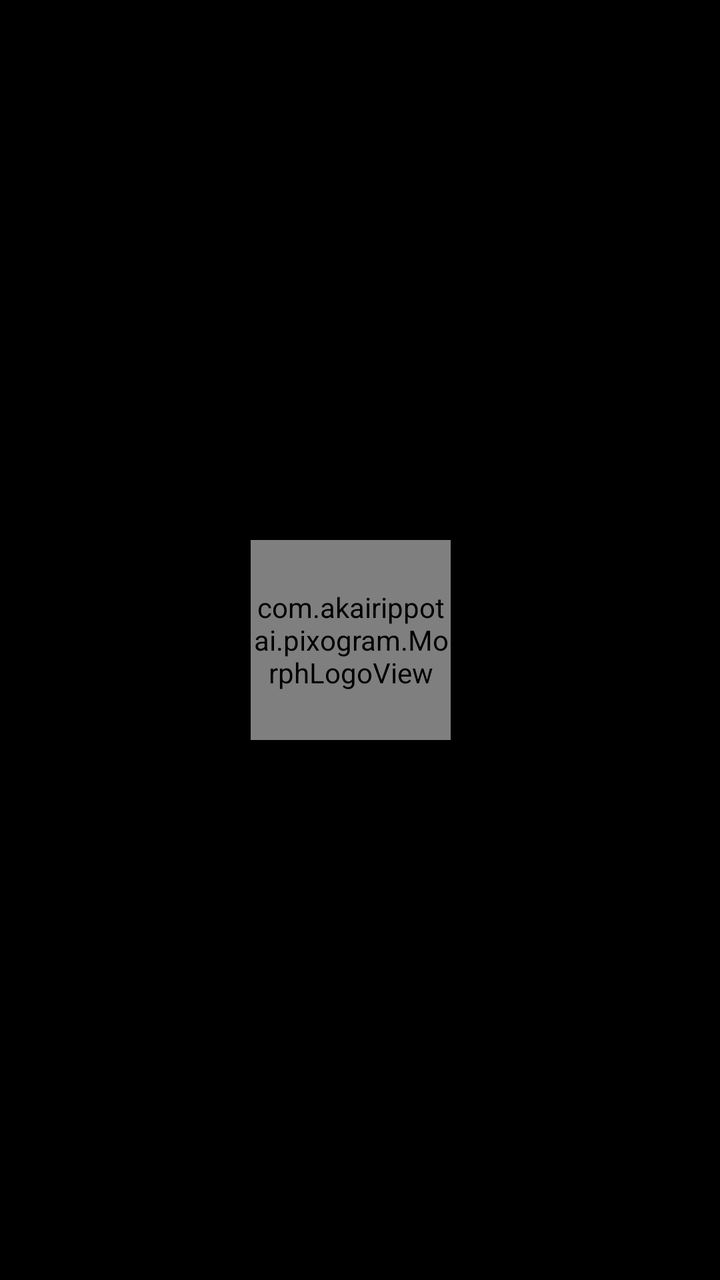
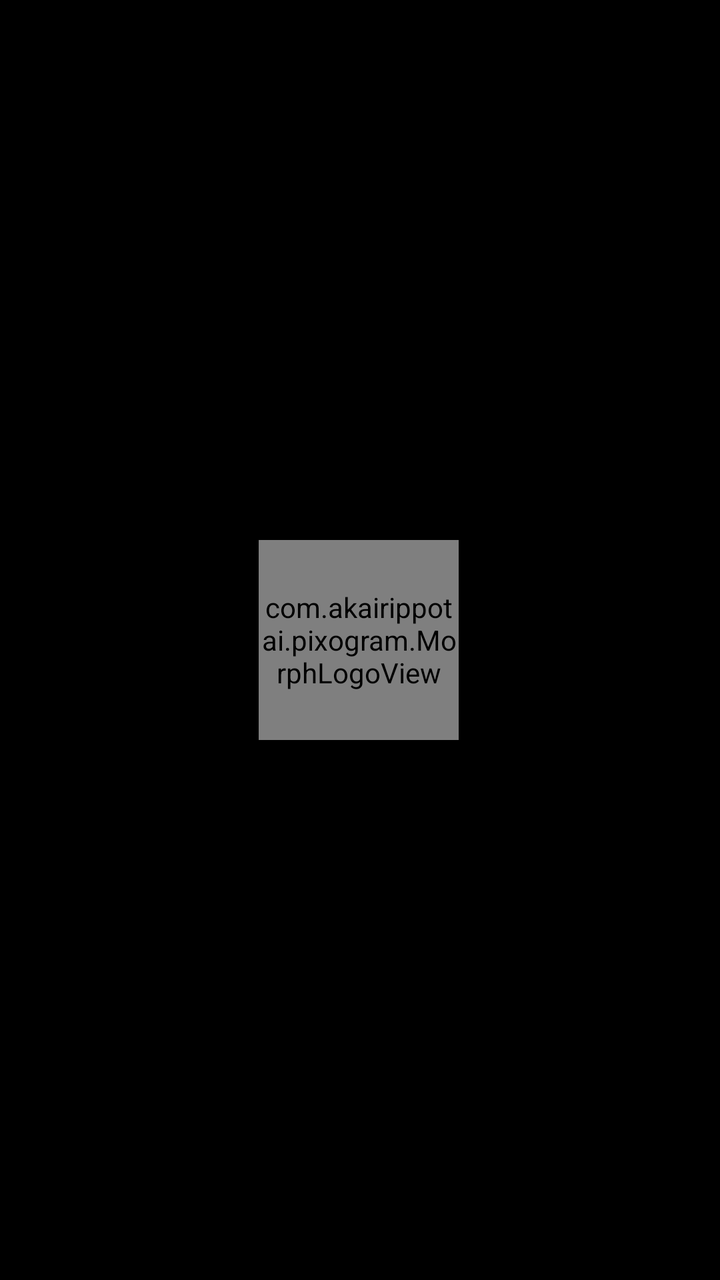

Before-and-after screenshots of an Android layout around one commit, followed by the original layout XML and the change that was made.
<!-- AndroidManifest.xml: activity theme Theme.RedCubeIntro -->
<!-- res/layout/activity_splash.xml -->
<?xml version="1.0" encoding="utf-8"?>
<LinearLayout xmlns:android="http://schemas.android.com/apk/res/android"
    android:layout_width="match_parent"
    android:layout_height="match_parent"
    android:background="@color/black"
    android:gravity="center"
    android:orientation="horizontal">

    <TextView
        android:id="@+id/textRed"
        android:layout_width="wrap_content"
        android:layout_height="wrap_content"
        android:fontFamily="sans-serif-black"
        android:text="red"
        android:textColor="@color/gray"
        android:textSize="48sp"
        android:textStyle="bold"
        android:alpha="0" />

    <com.akairippotai.pixogram.MorphLogoView
        android:id="@+id/morphLogo"
        android:layout_width="100dp"
        android:layout_height="100dp"
        android:layout_marginStart="5dp"
        android:layout_marginEnd="5dp" />

    <TextView
        android:id="@+id/textUbe"
        android:layout_width="wrap_content"
        android:layout_height="wrap_content"
        android:fontFamily="sans-serif-black"
        android:text="ube"
        android:textColor="@color/red"
        android:textSize="48sp"
        android:textStyle="bold"
        android:alpha="0" />

</LinearLayout>
<!-- resources referenced by this layout -->
<resources>
  <color name="black">#FF000000</color>
  <color name="gray">#FFCCCCCC</color>
  <color name="red">#FFE30613</color>
  <style name="Theme.RedCubeIntro" parent="Theme.AppCompat.NoActionBar">
          <item name="android:windowBackground">@color/black</item>
          <item name="android:statusBarColor">@color/black</item>
          <item name="android:navigationBarColor">@color/black</item>
          <item name="colorPrimary">@color/red</item>
      </style>
</resources>

<!-- the commit's change to res/layout/activity_splash.xml (unified diff, before → after) -->
@@ -24,15 +24,34 @@
         android:layout_marginStart="5dp"
         android:layout_marginEnd="5dp" />
 
-    <TextView
-        android:id="@+id/textUbe"
+    
+    <LinearLayout
+        android:id="@+id/ubeContainer"
         android:layout_width="wrap_content"
         android:layout_height="wrap_content"
-        android:fontFamily="sans-serif-black"
-        android:text="ube"
-        android:textColor="@color/red"
-        android:textSize="48sp"
-        android:textStyle="bold"
-        android:alpha="0" />
+        android:layout_marginStart="-8dp"
+        android:orientation="horizontal"
+        android:alpha="0">
+
+        <TextView
+            android:id="@+id/textU"
+            android:layout_width="wrap_content"
+            android:layout_height="wrap_content"
+            android:fontFamily="sans-serif-black"
+            android:text="u"
+            android:textColor="@color/red"
+            android:textSize="48sp"
+            android:textStyle="bold" />
+
+        <TextView
+            android:layout_width="wrap_content"
+            android:layout_height="wrap_content"
+            android:fontFamily="sans-serif-black"
+            android:text="be"
+            android:textColor="@color/red"
+            android:textSize="48sp"
+            android:textStyle="bold" />
+
+    </LinearLayout>
 
 </LinearLayout>
